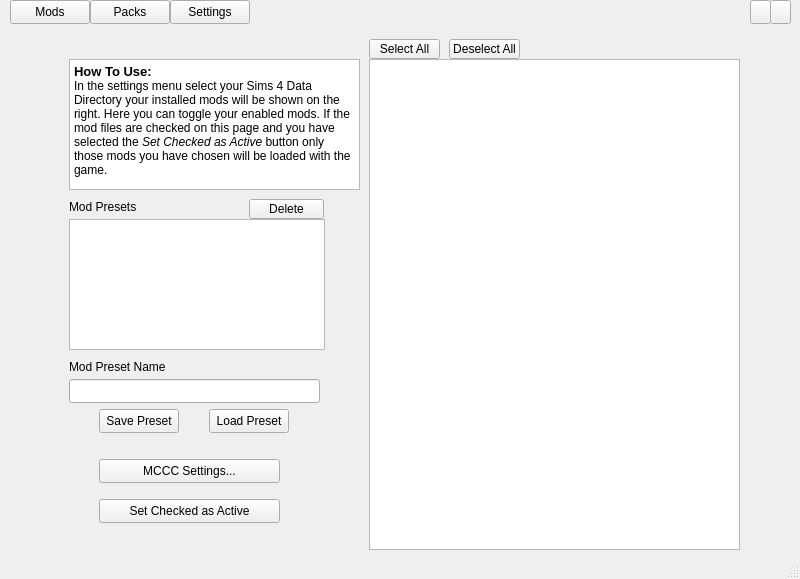
The window that mainwindow.ui (WrenSwift/SimsSwitcher) describes before a commit, drawn with Qt 5.
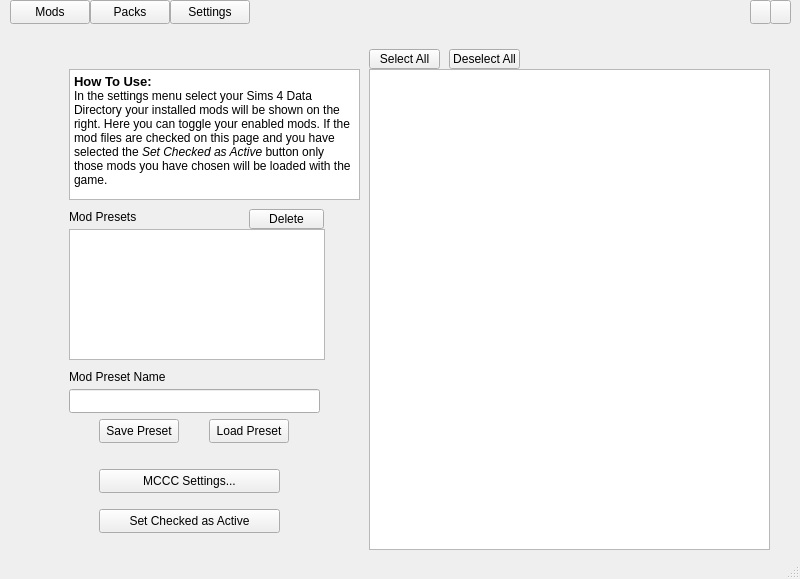
The same window after the commit. The open tabs and pages were chosen to show the change. Icons and pictures are not drawn.

Commit message: Preflight Checks groundwork

Diff of the .ui file:
```diff
--- a/mainwindow.ui
+++ b/mainwindow.ui
@@ -36,9 +36,9 @@
     <property name="geometry">
      <rect>
       <x>59</x>
-      <y>39</y>
-      <width>681</width>
-      <height>511</height>
+      <y>49</y>
+      <width>711</width>
+      <height>501</height>
      </rect>
     </property>
     <property name="cursor">
@@ -69,8 +69,8 @@
        <rect>
         <x>310</x>
         <y>20</y>
-        <width>371</width>
-        <height>491</height>
+        <width>401</width>
+        <height>481</height>
        </rect>
       </property>
       <property name="alternatingRowColors">
@@ -225,6 +225,24 @@
        <bool>false</bool>
       </property>
      </widget>
+     <widget class="QLabel" name="modsWarningLabel">
+      <property name="geometry">
+       <rect>
+        <x>470</x>
+        <y>0</y>
+        <width>241</width>
+        <height>20</height>
+       </rect>
+      </property>
+      <property name="font">
+       <font>
+        <pointsize>8</pointsize>
+       </font>
+      </property>
+      <property name="text">
+       <string/>
+      </property>
+     </widget>
      <zorder>label_2</zorder>
      <zorder>label_4</zorder>
      <zorder>modsLoadButton</zorder>
```
Left out of the diff: 3 changed lines with no effect on the pictures. The commit also changes 2 other files.
